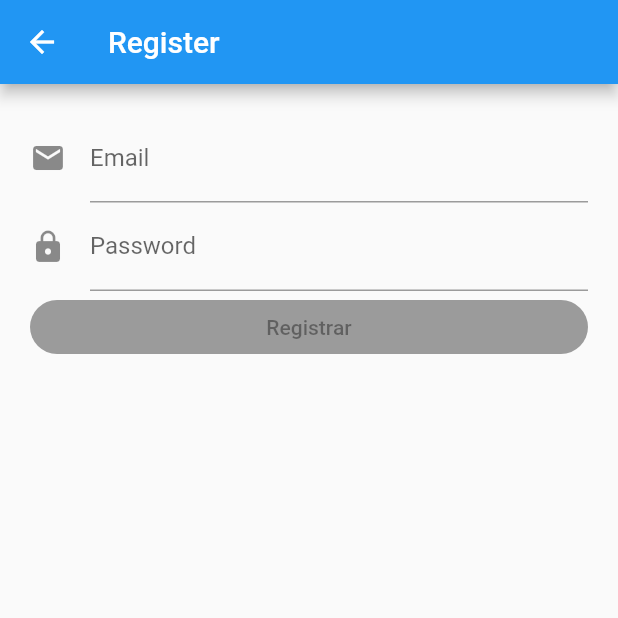
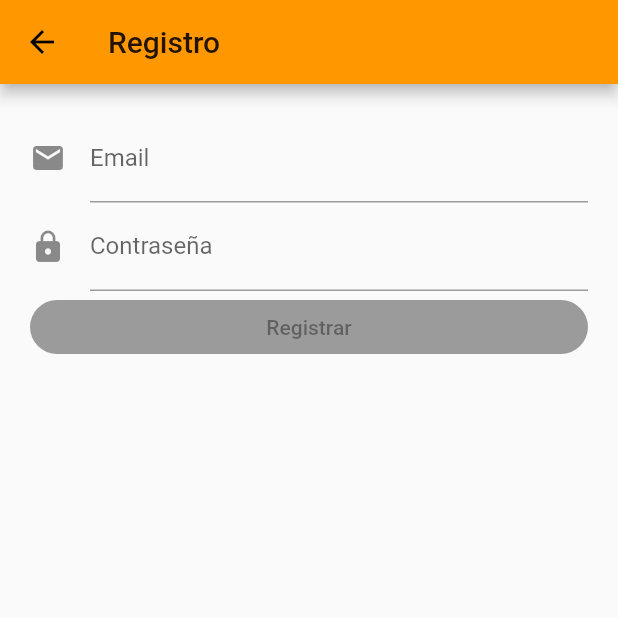
Before and after one commit to paucaro/entrevista, a Flutter app: the screen it shows after launch, after a tap on "Crear una cuenta", on a phone screen of 412 x 824 dp, the top half of it. Run offline on Flutter 3.47's test engine with Material 2 defaults, Android fonts, the phone set to English and light mode, and no system bars; our stand-ins replace bloc, equatable, firebase_auth, flutter_bloc, google_sign_in, rxdart; missing offline and left inert: flutter_auth_buttons; accounts and stored records are empty.

Commit message:
Prettify authentication screens
Modifying login and register screen's, change the icon and name of app

```diff
--- a/lib/app.dart
+++ b/lib/app.dart
@@ -17,6 +17,11 @@ class App extends StatelessWidget {
   @override
   Widget build(BuildContext context) {
     return MaterialApp(
+      theme: ThemeData(
+        primaryColor: Colors.orange,
+        accentColor: Colors.yellowAccent,
+      ),
+      debugShowCheckedModeBanner: false,
       home: BlocBuilder<AuthenticationBloc, AuthenticationState>(
         builder: (context, state) {
           if (state is Uninitialized) {
--- a/lib/src/bloc/authentication_bloc/authentication_bloc.dart
+++ b/lib/src/bloc/authentication_bloc/authentication_bloc.dart
@@ -1,3 +1,5 @@
+import 'dart:async';
+
 import 'package:entrevista_ff/src/bloc/authentication_bloc/bloc.dart';
 import 'package:entrevista_ff/src/repository/user_repository.dart';
 import 'package:bloc/bloc.dart';
--- a/lib/src/bloc/login_bloc/login_event.dart
+++ b/lib/src/bloc/login_bloc/login_event.dart
@@ -1,5 +1,6 @@
 import 'package:equatable/equatable.dart';
 import 'package:meta/meta.dart';
+import 'package:entrevista_ff/src/util/constants.dart';
 
 abstract class LoginEvent extends Equatable {
   LoginEvent([List props = const []]) : super(props);
@@ -20,7 +21,7 @@ class EmailChanged extends LoginEvent {
   EmailChanged({@required this.email}) : super([email]);
 
   @override
-  String toString() => 'EmailChanged { email : $email }';
+  String toString() => EMAIL_CHANGED + '$email }';
 }
 
 class PasswordChanged extends LoginEvent {
@@ -29,7 +30,7 @@ class PasswordChanged extends LoginEvent {
   PasswordChanged({@required this.password}) : super([password]);
 
   @override
-  String toString() => 'PasswordChanged { password : $password }';
+  String toString() => PASSWORD_CHANGED + '$password }';
 }
 
 class Submitted extends LoginEvent {
@@ -41,7 +42,7 @@ class Submitted extends LoginEvent {
 
   @override
   String toString() {
-    return 'Submitted { email: $email, password: $password}';
+    return SUBMITTED + '$email, password: $password}';
   }
 }
 
--- a/lib/src/bloc/register_bloc/register_event.dart
+++ b/lib/src/bloc/register_bloc/register_event.dart
@@ -1,3 +1,4 @@
+import 'package:entrevista_ff/src/util/constants.dart';
 import 'package:equatable/equatable.dart';
 import 'package:meta/meta.dart';
 
@@ -12,7 +13,7 @@ class EmailChanged extends RegisterEvent {
   EmailChanged({@required this.email}) : super([email]);
 
   @override
-  String toString() => 'EmailChanged { email :$email}';
+  String toString() => EMAIL_CHANGED + '$email}';
 }
 
 class PasswordChanged extends RegisterEvent {
@@ -21,7 +22,7 @@ class PasswordChanged extends RegisterEvent {
   PasswordChanged({@required this.password}) : super([password]);
 
   @override
-  String toString() => 'PasswordChanged { password: $password}';
+  String toString() => PASSWORD_CHANGED + '$password}';
 }
 
 class Submitted extends RegisterEvent {
@@ -33,6 +34,6 @@ class Submitted extends RegisterEvent {
 
   @override
   String toString() {
-    return 'Submitted { email: $email, password: $password }';
+    return SUBMITTED + '$email, password: $password }';
   }
 }
--- a/lib/src/repository/validators.dart
+++ b/lib/src/repository/validators.dart
@@ -2,6 +2,8 @@ class Validators {
   static final RegExp _emailRegExp = RegExp(
     r'^[a-zA-Z0-9.!#$%&’*+/=?^_`{|}~-]+@[a-zA-Z0-9-]+(?:\.[a-zA-Z0-9-]+)*$',
   );
+
+  // At least 8 digits: numbers and letters
   static final RegExp _passwordRegExp = RegExp(
     r'^(?=.*[A-Za-z])(?=.*\d)[A-Za-z\d]{8,}$',
   );
--- a/lib/src/ui/home_screen.dart
+++ b/lib/src/ui/home_screen.dart
@@ -1,5 +1,6 @@
 import 'package:entrevista_ff/src/bloc/authentication_bloc/authentication_bloc.dart';
 import 'package:entrevista_ff/src/bloc/authentication_bloc/authentication_event.dart';
+import 'package:entrevista_ff/src/util/constants.dart';
 import 'package:flutter/material.dart';
 import 'package:flutter/widgets.dart';
 import 'package:flutter_bloc/flutter_bloc.dart';
@@ -13,7 +14,7 @@ class HomeScreen extends StatelessWidget {
   Widget build(BuildContext context) {
     return Scaffold(
       appBar: AppBar(
-        title: Text('Home'),
+        title: Text(ENTREVISTA_TITLE),
         actions: <Widget>[
           IconButton(
             icon: Icon(Icons.exit_to_app),
--- a/lib/src/ui/login/create_account_button.dart
+++ b/lib/src/ui/login/create_account_button.dart
@@ -1,27 +1,24 @@
 import 'package:entrevista_ff/src/repository/user_repository.dart';
 import 'package:entrevista_ff/src/ui/register/register_screen.dart';
+import 'package:entrevista_ff/src/util/constants.dart';
 import 'package:flutter/material.dart';
 
 class CreateAccountButton extends StatelessWidget {
   final UserRepository _userRepository;
 
   const CreateAccountButton({Key key, @required UserRepository userRepository})
-    : assert(userRepository != null),
-      _userRepository = userRepository,
-      super(key: key);
+      : assert(userRepository != null),
+        _userRepository = userRepository,
+        super(key: key);
 
   @override
   Widget build(BuildContext context) {
     return FlatButton(
-      child: Text(
-        'Crear una cuenta',
-      ),
+      child: Text(CREATE_ACCOUNT),
       onPressed: () {
-        Navigator.of(context).push(
-          MaterialPageRoute(builder: (context) {
-            return RegisterScreen(userRepository: _userRepository);
-          })
-        );
+        Navigator.of(context).push(MaterialPageRoute(builder: (context) {
+          return RegisterScreen(userRepository: _userRepository);
+        }));
       },
     );
   }
--- a/lib/src/ui/login/google_login_button.dart
+++ b/lib/src/ui/login/google_login_button.dart
@@ -3,12 +3,13 @@ import 'package:entrevista_ff/src/bloc/login_bloc/login_event.dart';
 import 'package:flutter/material.dart';
 import 'package:flutter_auth_buttons/flutter_auth_buttons.dart';
 import 'package:flutter_bloc/flutter_bloc.dart';
+import 'package:entrevista_ff/src/util/constants.dart';
 
 class GoogleLoginButton extends StatelessWidget {
   @override
   Widget build(BuildContext context) {
     return GoogleSignInButton(
-      text: 'Conectar con Google',
+      text: GOOGLE_BUTTON ,
       onPressed: () {
         BlocProvider.of<LoginBloc>(context).dispatch(
           LoginWithGooglePressed(),
--- a/lib/src/ui/login/login_button.dart
+++ b/lib/src/ui/login/login_button.dart
@@ -1,3 +1,4 @@
+import 'package:entrevista_ff/src/util/constants.dart';
 import 'package:flutter/material.dart';
 
 class LoginButton extends StatelessWidget {
@@ -11,10 +12,12 @@ class LoginButton extends StatelessWidget {
   Widget build(BuildContext context) {
     return RaisedButton(
       shape: RoundedRectangleBorder(
-        borderRadius: BorderRadius.circular(30.0),
+        borderRadius: BorderRadius.circular(NUMBER_THIRTY),
       ),
+      textColor: Colors.white,
+      color: Colors.orange,
       onPressed: _onPressed,
-      child: Text('Iniciar Sesión'),
+      child: Text(LOGIN_BUTTON),
     );
   }
 }
--- a/lib/src/ui/login/login_form.dart
+++ b/lib/src/ui/login/login_form.dart
@@ -4,6 +4,7 @@ import 'package:entrevista_ff/src/repository/user_repository.dart';
 import 'package:entrevista_ff/src/ui/login/create_account_button.dart';
 import 'package:entrevista_ff/src/ui/login/google_login_button.dart';
 import 'package:entrevista_ff/src/ui/login/login_button.dart';
+import 'package:entrevista_ff/src/util/constants.dart';
 import 'package:flutter/material.dart';
 import 'package:flutter_bloc/flutter_bloc.dart';
 
@@ -44,6 +45,9 @@ class _LoginFormState extends State<LoginForm> {
 
   @override
   Widget build(BuildContext context) {
+    double width = MediaQuery.of(context).size.width;
+    double height = MediaQuery.of(context).size.height;
+
     return BlocListener<LoginBloc, LoginState>(
       listener: (context, state) {
         if (state.isFailure) {
@@ -53,7 +57,7 @@ class _LoginFormState extends State<LoginForm> {
               SnackBar(
                 content: Row(
                   mainAxisAlignment: MainAxisAlignment.spaceBetween,
-                  children: [Text('LoginFailure'), Icon(Icons.error)],
+                  children: [Text(LOGIN_FAILURE), Icon(Icons.error)],
                 ),
                 backgroundColor: Colors.red,
               ),
@@ -67,7 +71,7 @@ class _LoginFormState extends State<LoginForm> {
                 content: Row(
                   mainAxisAlignment: MainAxisAlignment.spaceBetween,
                   children: <Widget>[
-                    Text('Logging In... '),
+                    Text(LOGGING_IN),
                     CircularProgressIndicator(),
                   ],
                 ),
@@ -80,42 +84,52 @@ class _LoginFormState extends State<LoginForm> {
       },
       child: BlocBuilder<LoginBloc, LoginState>(
         builder: (context, state) {
-          return Padding(
-            padding: EdgeInsets.all(20.0),
+          return Center(
+            child: Container(
+              width: width * NUMBER_EIGHTY_PERCENT,
+              height: height * NUMBER_EIGHTY_PERCENT,
+              //color: Colors.white,
               child: Form(
                 child: ListView(
                   children: <Widget>[
-                  Padding(
-                    padding: EdgeInsets.symmetric(vertical: 20),
-                    child: Image.asset('assets/logo_imagen.png', height: 200),
+                    Container(
+                      width: width * NUMBER_THIRTY_PERCENT,
+                      height: height * NUMBER_THIRTY_PERCENT,
+                      decoration: BoxDecoration(
+                        shape: BoxShape.circle,
+                        image: DecorationImage(
+                          fit: BoxFit.fill,
+                          image: AssetImage(ASSETS_LOGO),
+                        )
+                      ),
                     ),
                     TextFormField(
                       controller: _emailController,
                       decoration: InputDecoration(
                         icon: Icon(Icons.email),
-                      labelText: 'Email',
+                        labelText: LABEL_EMAIL,
                       ),
                       autovalidate: true,
                       autocorrect: false,
                       validator: (_) {
-                      return !state.isEmailValid ? 'Invalid Email' : null;
+                        return !state.isEmailValid ? INVALID_EMAIL : null;
                       },
                     ),
                     TextFormField(
                       controller: _passwordController,
                       decoration: InputDecoration(
                         icon: Icon(Icons.lock),
-                      labelText: 'Password',
+                        labelText: LABEL_PASSWORD,
                       ),
                       obscureText: true,
                       autovalidate: true,
                       autocorrect: false,
                       validator: (_) {
-                      return !state.isPasswordValid ? 'Invalid Password' : null;
+                        return !state.isPasswordValid ? INVALID_PASSWORD : null;
                       },
                     ),
                     Padding(
-                    padding: EdgeInsets.symmetric(vertical: 20),
+                      padding: EdgeInsets.symmetric(vertical: NUMBER_TWENTY),
                       child: Column(
                         crossAxisAlignment: CrossAxisAlignment.stretch,
                         children: <Widget>[
@@ -130,6 +144,7 @@ class _LoginFormState extends State<LoginForm> {
                       ),
                     )
                   ],
+                ),
               ),
             ),
           );
--- a/lib/src/ui/login/login_screen.dart
+++ b/lib/src/ui/login/login_screen.dart
@@ -15,7 +15,6 @@ class LoginScreen extends StatelessWidget {
   @override
   Widget build(BuildContext context) {
     return Scaffold(
-      appBar: AppBar(title: Text('Login')),
       body: BlocProvider<LoginBloc>(
         builder: (context) => LoginBloc(userRepository: _userRepository),
         child: LoginForm(userRepository: _userRepository),
--- a/lib/src/ui/register/register_button.dart
+++ b/lib/src/ui/register/register_button.dart
@@ -1,3 +1,4 @@
+import 'package:entrevista_ff/src/util/constants.dart';
 import 'package:flutter/material.dart';
 
 class RegisterButton extends StatelessWidget {
@@ -11,10 +12,10 @@ class RegisterButton extends StatelessWidget {
   Widget build(BuildContext context) {
     return RaisedButton(
       shape: RoundedRectangleBorder(
-        borderRadius: BorderRadius.circular(30.0),
+        borderRadius: BorderRadius.circular(NUMBER_THIRTY),
       ),
       onPressed: _onPressed,
-      child: Text('Registrar'),
+      child: Text(REGISTER_BUTTON),
     );
   }
 }
--- a/lib/src/ui/register/register_form.dart
+++ b/lib/src/ui/register/register_form.dart
@@ -2,6 +2,7 @@ import 'package:entrevista_ff/src/bloc/authentication_bloc/authentication_event.
 import 'package:entrevista_ff/src/bloc/authentication_bloc/bloc.dart';
 import 'package:entrevista_ff/src/bloc/register_bloc/bloc.dart';
 import 'package:entrevista_ff/src/ui/register/register_button.dart';
+import 'package:entrevista_ff/src/util/constants.dart';
 import 'package:flutter/material.dart';
 import 'package:flutter_bloc/flutter_bloc.dart';
 
@@ -43,7 +44,7 @@ class _RegisterFormState extends State<RegisterForm> {
                 content: Row(
                   mainAxisAlignment: MainAxisAlignment.spaceBetween,
                   children: <Widget>[
-                    Text('Registrando... '),
+                    Text(REGISTERING_IN),
                     CircularProgressIndicator(),
                   ],
                 ),
@@ -62,7 +63,7 @@ class _RegisterFormState extends State<RegisterForm> {
                 content: Row(
                   mainAxisAlignment: MainAxisAlignment.spaceBetween,
                   children: <Widget>[
-                    Text('Registro fallido'),
+                    Text(REGISTER_FAILURE),
                     Icon(Icons.error),
                   ],
                 ),
@@ -74,7 +75,7 @@ class _RegisterFormState extends State<RegisterForm> {
       child: BlocBuilder<RegisterBloc, RegisterState>(
         builder: (context, state) {
           return Padding(
-            padding: EdgeInsets.all(20),
+            padding: EdgeInsets.all(NUMBER_TWENTY),
             child: Form(
               child: ListView(
                 children: <Widget>[
@@ -82,25 +83,25 @@ class _RegisterFormState extends State<RegisterForm> {
                     controller: _emailController,
                     decoration: InputDecoration(
                       icon: Icon(Icons.email),
-                      labelText: 'Email',
+                      labelText: LABEL_EMAIL,
                     ),
                     autocorrect: false,
                     autovalidate: true,
                     validator: (_) {
-                      return !state.isEmailValid ? 'Invalid Email' : null;
+                      return !state.isEmailValid ? INVALID_EMAIL : null;
                     },
                   ),
                   TextFormField(
                     controller: _passwordController,
                     decoration: InputDecoration(
                       icon: Icon(Icons.lock),
-                      labelText: 'Password',
+                      labelText: LABEL_PASSWORD,
                     ),
                     obscureText: true,
                     autocorrect: false,
                     autovalidate: true,
                     validator: (_) {
-                      return !state.isPasswordValid ? 'Invalid Password' : null;
+                      return !state.isPasswordValid ? INVALID_PASSWORD : null;
                     },
                   ),
                   RegisterButton(
--- a/lib/src/ui/register/register_screen.dart
+++ b/lib/src/ui/register/register_screen.dart
@@ -1,6 +1,7 @@
 import 'package:entrevista_ff/src/bloc/register_bloc/register_bloc.dart';
 import 'package:entrevista_ff/src/repository/user_repository.dart';
 import 'package:entrevista_ff/src/ui/register/register_form.dart';
+import 'package:entrevista_ff/src/util/constants.dart';
 import 'package:flutter/material.dart';
 import 'package:flutter_bloc/flutter_bloc.dart';
 
@@ -15,7 +16,7 @@ class RegisterScreen extends StatelessWidget {
   @override
   Widget build(BuildContext context) {
     return Scaffold(
-      appBar: AppBar(title: Text('Register')),
+      appBar: AppBar(title: Text(REGISTER_TITLE)),
       body: Center(
         child: BlocProvider<RegisterBloc>(
           builder: (context) => RegisterBloc(userRepository: _userRepository),
--- a/lib/src/ui/splash_screen.dart
+++ b/lib/src/ui/splash_screen.dart
@@ -1,11 +1,77 @@
+import 'package:entrevista_ff/src/util/constants.dart';
 import 'package:flutter/material.dart';
 
-class SplashScreen extends StatelessWidget {
+class SplashScreen extends StatefulWidget {
+  @override
+  _SplashScreenState createState() => _SplashScreenState();
+}
+
+class _SplashScreenState extends State<SplashScreen> {
   @override
   Widget build(BuildContext context) {
     return Scaffold(
-      // TODO SPLASH SCREEN
-      body: Center(child: Text('Splash Screen')),
+      body: Stack(
+        fit: StackFit.expand,
+        children: <Widget>[
+          Container(
+            decoration: BoxDecoration(color: Colors.orangeAccent),
+          ),
+          Column(
+            mainAxisAlignment: MainAxisAlignment.start,
+            children: <Widget>[
+              Expanded(
+                flex: 2,
+                child: Container(
+                  child: Column(
+                    mainAxisAlignment: MainAxisAlignment.center,
+                    children: <Widget>[
+                      CircleAvatar(
+                        backgroundColor: Colors.white,
+                        radius: NUMBER_FIFTY,
+                        child: Icon(
+                          Icons.shopping_cart,
+                          color: Colors.greenAccent,
+                          size: NUMBER_FIFTY,
+                        ),
+                      ),
+                      Padding(
+                        padding: EdgeInsets.only(top: NUMBER_TEN),
+                      ),
+                      Text(
+                        SPLASH_SCREEN_WELCOME,
+                        style: TextStyle(
+                            color: Colors.white,
+                            fontSize: NUMBER_TWENTY_FOUR,
+                            fontWeight: FontWeight.bold),
+                      )
+                    ],
+                  ),
+                ),
+              ),
+              Expanded(
+                flex: 1,
+                child: Column(
+                  mainAxisAlignment: MainAxisAlignment.center,
+                  children: <Widget>[
+                    CircularProgressIndicator(),
+                    Padding(
+                      padding: EdgeInsets.only(top: NUMBER_TWENTY),
+                    ),
+                    Text(
+                      SPLASH_SCREEN_PHRASE,
+                      style: TextStyle(
+                          color: Colors.white,
+                          fontSize: NUMBER_EIGHTEEN,
+                          fontWeight: FontWeight.bold),
+                      textAlign: TextAlign.center,
+                    )
+                  ],
+                ),
+              )
+            ],
+          )
+        ],
+      ),
     );
   }
 }
--- a/lib/src/util/constants.dart
+++ b/lib/src/util/constants.dart
@@ -1,3 +1,6 @@
+/// BLOCS
+/// Authentication Bloc
+/// ----------------------------------------------
 // State
 const String UNINITIALIZED = 'Uninitialized';
 const String UNAUTHENTICATED = 'Unauthenticated';
@@ -6,3 +9,45 @@ const String UNAUTHENTICATED = 'Unauthenticated';
 const String APPSTARTED = 'AppStarted';
 const String LOGGEDIN = 'LoggedIn';
 const String LOGGEDOUT = 'LoggedOut';
+
+/// Login and Register Bloc
+/// -----------------------------------------------
+// Event
+const String EMAIL_CHANGED = 'EmailChanged { email : ';
+const String PASSWORD_CHANGED = 'PasswordChanged { password: ';
+const String SUBMITTED = 'Submitted { email: ';
+
+/// SCREENS
+/// Login
+/// -----------------------------------------------
+const String CREATE_ACCOUNT = 'Crear una cuenta';
+const String GOOGLE_BUTTON = 'Conectar con Google';
+const String LOGIN_BUTTON = 'Iniciar Sesión';
+const String LOGIN_FAILURE = 'Inicio de Sesión fallido';
+const String LOGGING_IN = 'Iniciando Sesión... ';
+const String LABEL_EMAIL = 'Email';
+const String INVALID_EMAIL = 'Email inválido';
+const String LABEL_PASSWORD = 'Contraseña';
+const String INVALID_PASSWORD = 'Contraseña inválida';
+const String REGISTER_BUTTON = 'Registrar';
+const String REGISTERING_IN = 'Registrando... ';
+const String REGISTER_FAILURE = 'Registro fallido';
+const String REGISTER_TITLE = 'Registro';
+const String ENTREVISTA_TITLE = 'Mi Entrevista';
+const String SPLASH_SCREEN_WELCOME = 'Mi Entrevista';
+const String SPLASH_SCREEN_PHRASE = 'Bienvenido \n Aprende y Practica';
+
+
+/// NUMBER
+const NUMBER_TEN = 10.0;
+const NUMBER_EIGHTEEN = 18.0;
+const NUMBER_TWENTY = 20.0;
+const NUMBER_TWENTY_FOUR = 24.0;
+const NUMBER_THIRTY = 30.0;
+const NUMBER_FIFTY = 50.0;
+const NUMBER_EIGHTY_PERCENT = 0.80;
+const NUMBER_THIRTY_PERCENT = 0.30;
+
+/// RUTAS
+/// ASSETS
+const String ASSETS_LOGO = 'assets/logo_imagen.png';
--- a/pubspec.yaml
+++ b/pubspec.yaml
@@ -22,7 +22,12 @@ dependencies:
 dev_dependencies:
   flutter_test:
     sdk: flutter
+  flutter_launcher_icons:
 
+flutter_icons:
+  android: true
+  ios: true
+  image_path: "assets/icon/icon.png"
 
 flutter:
   uses-material-design: true
```
Also changed, not shown: assets/icon/icon.png (added), pubspec.lock, 29 other files. Lines whose indentation alone changed are shown as unchanged.
